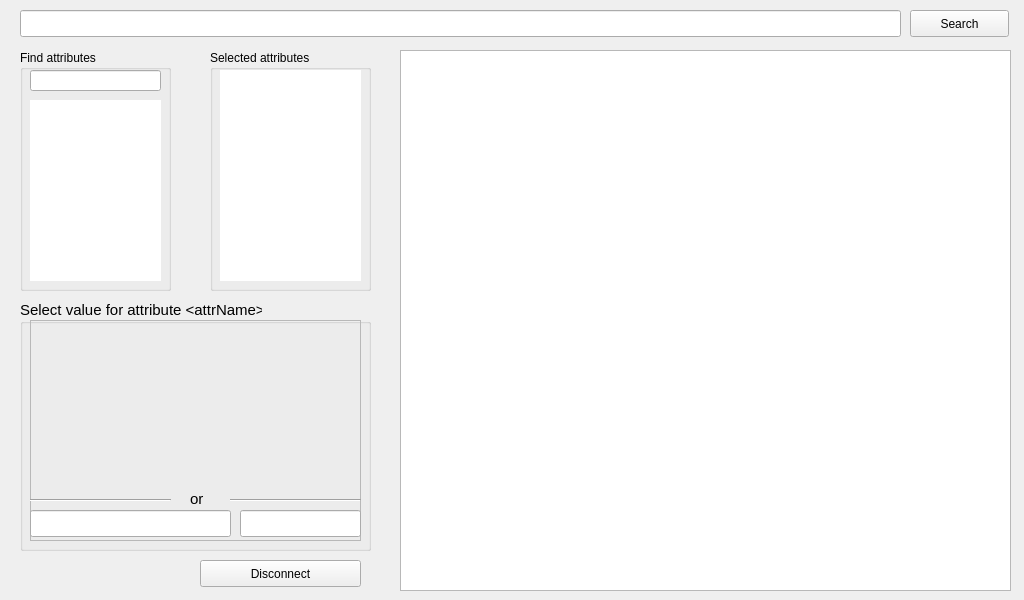
Old version of the form mainwindow.ui in the repository sxs4871/SearchTool.
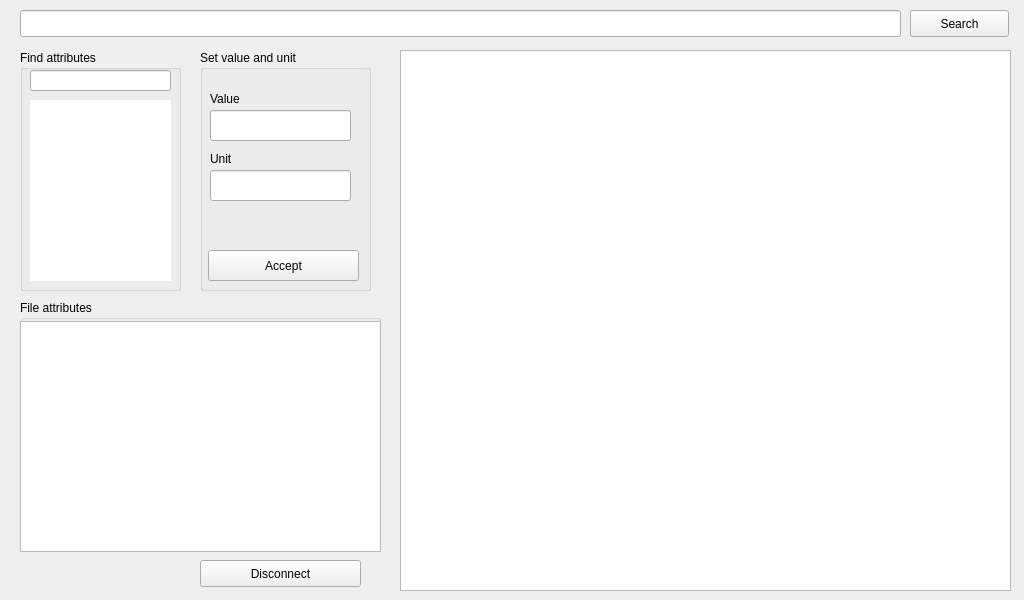
New version of the form.

The edit to the form file:
```diff
--- a/mainwindow.ui
+++ b/mainwindow.ui
@@ -25,7 +25,7 @@
      <rect>
       <x>20</x>
       <y>50</y>
-      <width>151</width>
+      <width>161</width>
       <height>241</height>
      </rect>
     </property>
@@ -37,7 +37,7 @@
       <rect>
        <x>10</x>
        <y>20</y>
-       <width>131</width>
+       <width>141</width>
        <height>21</height>
       </rect>
      </property>
@@ -53,7 +53,7 @@
       <rect>
        <x>10</x>
        <y>50</y>
-       <width>131</width>
+       <width>141</width>
        <height>181</height>
       </rect>
      </property>
@@ -65,135 +65,6 @@
      </property>
     </widget>
    </widget>
-   <widget class="QGroupBox" name="group_selectedAttr">
-    <property name="enabled">
-     <bool>true</bool>
-    </property>
-    <property name="geometry">
-     <rect>
-      <x>210</x>
-      <y>50</y>
-      <width>161</width>
-      <height>241</height>
-     </rect>
-    </property>
-    <property name="title">
-     <string>Selected attributes</string>
-    </property>
-    <widget class="QListWidget" name="list_selectedAttr">
-     <property name="geometry">
-      <rect>
-       <x>10</x>
-       <y>20</y>
-       <width>141</width>
-       <height>211</height>
-      </rect>
-     </property>
-     <property name="frameShape">
-      <enum>QFrame::NoFrame</enum>
-     </property>
-     <property name="frameShadow">
-      <enum>QFrame::Plain</enum>
-     </property>
-    </widget>
-   </widget>
-   <widget class="QGroupBox" name="group_setVal">
-    <property name="enabled">
-     <bool>true</bool>
-    </property>
-    <property name="geometry">
-     <rect>
-      <x>20</x>
-      <y>300</y>
-      <width>351</width>
-      <height>251</height>
-     </rect>
-    </property>
-    <property name="font">
-     <font>
-      <pointsize>11</pointsize>
-      <stylestrategy>PreferAntialias</stylestrategy>
-     </font>
-    </property>
-    <property name="title">
-     <string>Select value for attribute &lt;attrName&gt;</string>
-    </property>
-    <widget class="QFrame" name="frame_setValue">
-     <property name="geometry">
-      <rect>
-       <x>10</x>
-       <y>20</y>
-       <width>331</width>
-       <height>221</height>
-      </rect>
-     </property>
-     <property name="frameShape">
-      <enum>QFrame::StyledPanel</enum>
-     </property>
-     <property name="frameShadow">
-      <enum>QFrame::Raised</enum>
-     </property>
-     <widget class="Line" name="line">
-      <property name="geometry">
-       <rect>
-        <x>0</x>
-        <y>170</y>
-        <width>141</width>
-        <height>20</height>
-       </rect>
-      </property>
-      <property name="orientation">
-       <enum>Qt::Horizontal</enum>
-      </property>
-     </widget>
-     <widget class="Line" name="line_2">
-      <property name="geometry">
-       <rect>
-        <x>200</x>
-        <y>170</y>
-        <width>131</width>
-        <height>20</height>
-       </rect>
-      </property>
-      <property name="orientation">
-       <enum>Qt::Horizontal</enum>
-      </property>
-     </widget>
-     <widget class="QLabel" name="label">
-      <property name="geometry">
-       <rect>
-        <x>160</x>
-        <y>170</y>
-        <width>21</width>
-        <height>17</height>
-       </rect>
-      </property>
-      <property name="text">
-       <string>or</string>
-      </property>
-     </widget>
-     <widget class="QLineEdit" name="lineEdit_enterVal">
-      <property name="geometry">
-       <rect>
-        <x>0</x>
-        <y>190</y>
-        <width>201</width>
-        <height>27</height>
-       </rect>
-      </property>
-     </widget>
-     <widget class="QLineEdit" name="lineEdit_enterUnit">
-      <property name="geometry">
-       <rect>
-        <x>210</x>
-        <y>190</y>
-        <width>121</width>
-        <height>27</height>
-       </rect>
-      </property>
-     </widget>
-    </widget>
-   </widget>
    <widget class="QLineEdit" name="lineEdit_query">
     <property name="geometry">
      <rect>
@@ -305,6 +176,114 @@
      <string>Disconnect</string>
     </property>
    </widget>
+   <widget class="QTableWidget" name="table_attributes">
+    <property name="geometry">
+     <rect>
+      <x>20</x>
+      <y>321</y>
+      <width>361</width>
+      <height>231</height>
+     </rect>
+    </property>
+   </widget>
+   <widget class="QGroupBox" name="group_fileAttributes">
+    <property name="geometry">
+     <rect>
+      <x>20</x>
+      <y>300</y>
+      <width>361</width>
+      <height>251</height>
+     </rect>
+    </property>
+    <property name="title">
+     <string>File attributes</string>
+    </property>
+   </widget>
+   <widget class="QGroupBox" name="group_setValue">
+    <property name="enabled">
+     <bool>true</bool>
+    </property>
+    <property name="geometry">
+     <rect>
+      <x>200</x>
+      <y>50</y>
+      <width>171</width>
+      <height>241</height>
+     </rect>
+    </property>
+    <property name="title">
+     <string>Set value and unit</string>
+    </property>
+    <widget class="QLineEdit" name="lineEdit_value">
+     <property name="geometry">
+      <rect>
+       <x>10</x>
+       <y>60</y>
+       <width>141</width>
+       <height>31</height>
+      </rect>
+     </property>
+    </widget>
+    <widget class="QLineEdit" name="lineEdit_unit">
+     <property name="geometry">
+      <rect>
+       <x>10</x>
+       <y>120</y>
+       <width>141</width>
+       <height>31</height>
+      </rect>
+     </property>
+    </widget>
+    <widget class="QLabel" name="label_value">
+     <property name="geometry">
+      <rect>
+       <x>10</x>
+       <y>40</y>
+       <width>67</width>
+       <height>17</height>
+      </rect>
+     </property>
+     <property name="text">
+      <string>Value</string>
+     </property>
+    </widget>
+    <widget class="QLabel" name="label_unit">
+     <property name="geometry">
+      <rect>
+       <x>10</x>
+       <y>100</y>
+       <width>67</width>
+       <height>17</height>
+      </rect>
+     </property>
+     <property name="text">
+      <string>Unit</string>
+     </property>
+    </widget>
+    <widget class="QPushButton" name="button_acceptValue">
+     <property name="geometry">
+      <rect>
+       <x>8</x>
+       <y>200</y>
+       <width>151</width>
+       <height>31</height>
+      </rect>
+     </property>
+     <property name="text">
+      <string>Accept</string>
+     </property>
+    </widget>
+   </widget>
+   <zorder>group_findAttr</zorder>
+   <zorder>lineEdit_query</zorder>
+   <zorder>button_search</zorder>
+   <zorder>label_connection</zorder>
+   <zorder>table_results</zorder>
+   <zorder>label_queryMessage</zorder>
+   <zorder>button_disconnect</zorder>
+   <zorder>group_fileAttributes</zorder>
+   <zorder>table_attributes</zorder>
+   <zorder>group_setValue</zorder>
   </widget>
  </widget>
  <layoutdefault spacing="6" margin="11"/>
```
